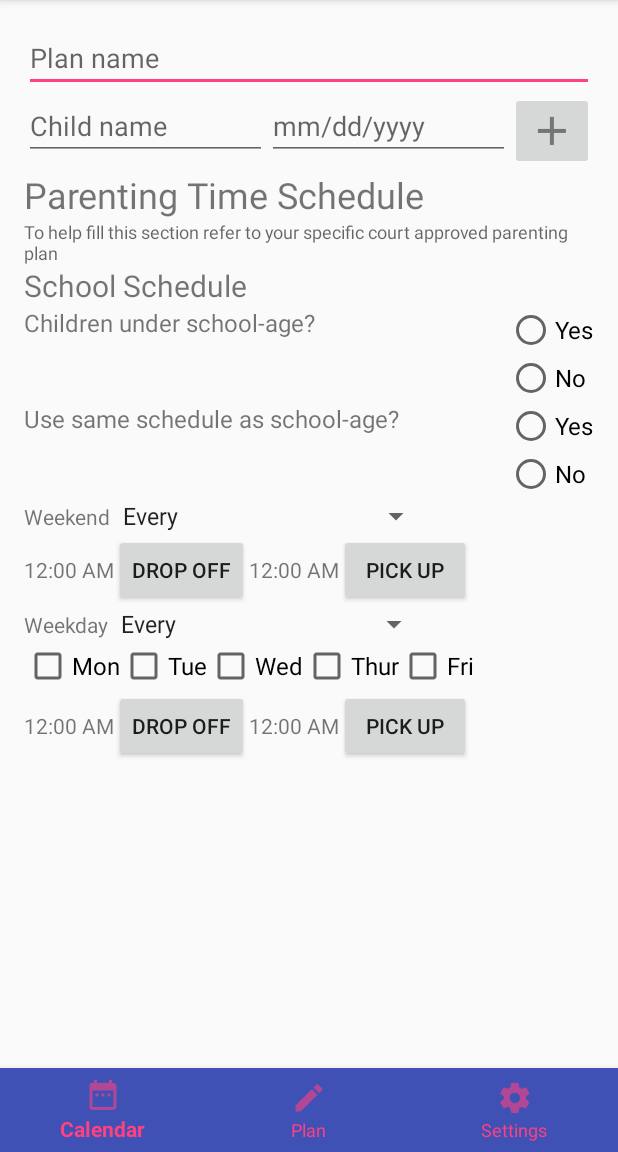
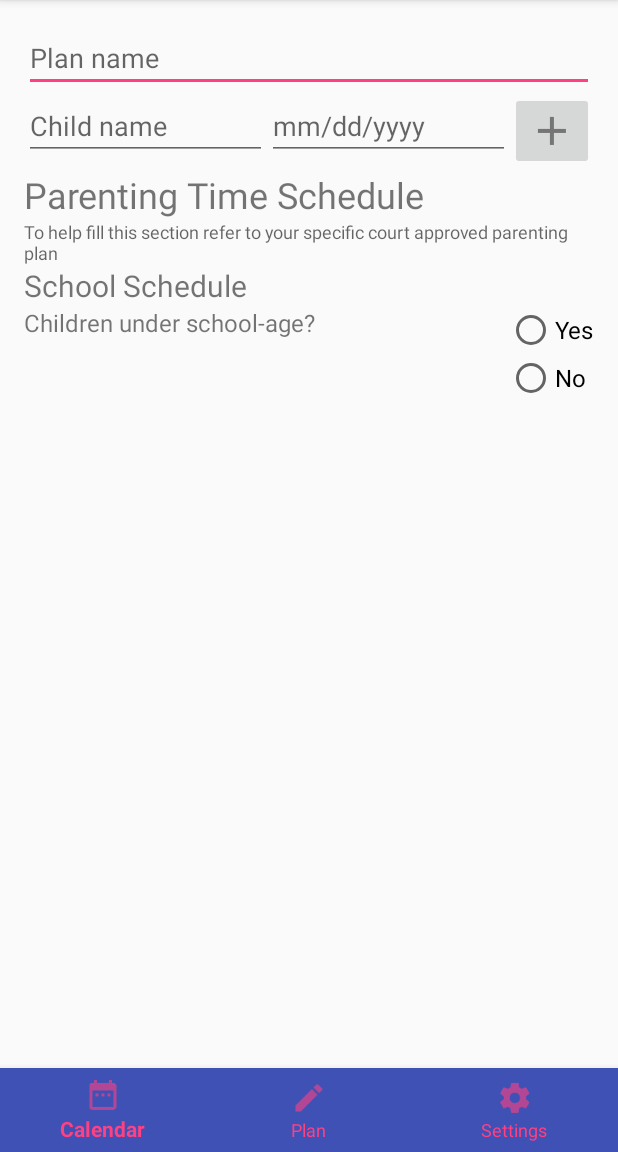
Before and after one commit to nica18morena/GardianO, an Android app: the screen it shows after launch (ParentingPlanSetup), on a phone screen of 412 x 824 dp, the part 84-1236 px from its top. Run offline under Robolectric (Android 15) with nearby library versions, the phone set to English and light mode, and no system bars.

Commit message:
Added onClick events on the radio buttons to show/ hide layouts on parentingPlan setup

```diff
--- a/app/src/main/res/layout/activity_parenting_plan_setup.xml
+++ b/app/src/main/res/layout/activity_parenting_plan_setup.xml
@@ -102,13 +102,15 @@
             android:layout_height="wrap_content"
             android:id="@+id/yes_radio_button"
             android:text="@string/yes"
-            android:textSize="16sp"/>
+            android:textSize="16sp"
+            android:onClick="onRadioButtonClicked"/>
         <RadioButton
             android:layout_width="wrap_content"
             android:layout_height="wrap_content"
             android:id="@+id/no_radio_button"
             android:text="@string/no"
-            android:textSize="16sp"/>
+            android:textSize="16sp"
+            android:onClick="onRadioButtonClicked"/>
     </RadioGroup>
     </LinearLayout>
 
@@ -116,7 +118,8 @@
         android:layout_width="match_parent"
         android:layout_height="wrap_content"
         android:layout_below="@id/layout_q_school_age"
-        android:id="@+id/layout_q_same_schedule">
+        android:id="@+id/layout_q_same_schedule"
+        android:visibility="gone">
     <TextView
         android:layout_width="0dp"
         android:layout_height="wrap_content"
@@ -134,13 +137,15 @@
             android:layout_height="wrap_content"
             android:id="@+id/yes2_radio_button"
             android:text="@string/yes"
-            android:textSize="16sp"/>
+            android:textSize="16sp"
+            android:onClick="onRadioButtonClicked"/>
         <RadioButton
             android:layout_width="wrap_content"
             android:layout_height="wrap_content"
             android:id="@+id/no2_radio_button"
             android:text="@string/no"
-            android:textSize="16sp"/>
+            android:textSize="16sp"
+            android:onClick="onRadioButtonClicked"/>
     </RadioGroup>
     </LinearLayout>
 
@@ -148,7 +153,9 @@
         android:layout_width="match_parent"
         android:layout_height="wrap_content"
         android:layout_below="@id/layout_q_same_schedule"
-        android:id="@+id/layout_weekend_schedule">
+        android:id="@+id/layout_weekend_schedule"
+        android:visibility="gone">
+
             <TextView
                 android:layout_width="wrap_content"
                 android:layout_height="wrap_content"
@@ -166,7 +173,8 @@
         android:layout_width="match_parent"
         android:layout_height="wrap_content"
         android:layout_below="@id/layout_weekend_schedule"
-        android:id="@+id/layout_wekend_time_picker">
+        android:id="@+id/layout_weekend_time_picker"
+        android:visibility="gone">
         <TextView
             android:layout_width="wrap_content"
             android:layout_height="wrap_content"
@@ -195,8 +203,9 @@
     <LinearLayout
         android:layout_width="match_parent"
         android:layout_height="wrap_content"
-        android:layout_below="@id/layout_wekend_time_picker"
-        android:id="@+id/layout_weekday_schedule">
+        android:layout_below="@id/layout_weekend_time_picker"
+        android:id="@+id/layout_weekday_schedule"
+        android:visibility="gone">
         <TextView
             android:layout_width="wrap_content"
             android:layout_height="wrap_content"
@@ -213,7 +222,8 @@
         android:layout_height="wrap_content"
         android:id="@+id/layout_weekday_selection"
         android:layout_below="@id/layout_weekday_schedule"
-        android:orientation="horizontal">
+        android:orientation="horizontal"
+        android:visibility="gone">
             <CheckBox
                 android:layout_width="wrap_content"
                 android:layout_height="wrap_content"
@@ -250,7 +260,8 @@
         android:layout_width="match_parent"
         android:layout_height="wrap_content"
         android:layout_below="@id/layout_weekday_selection"
-        android:id="@+id/layout_weekday_time_picker">
+        android:id="@+id/layout_weekday_time_picker"
+        android:visibility="gone">
         <TextView
             android:layout_width="wrap_content"
             android:layout_height="wrap_content"
```
Also changed, not shown: app/src/main/java/com/example/jessi/guardiano/ParentingPlanSetup.java (+61 -0 lines).
